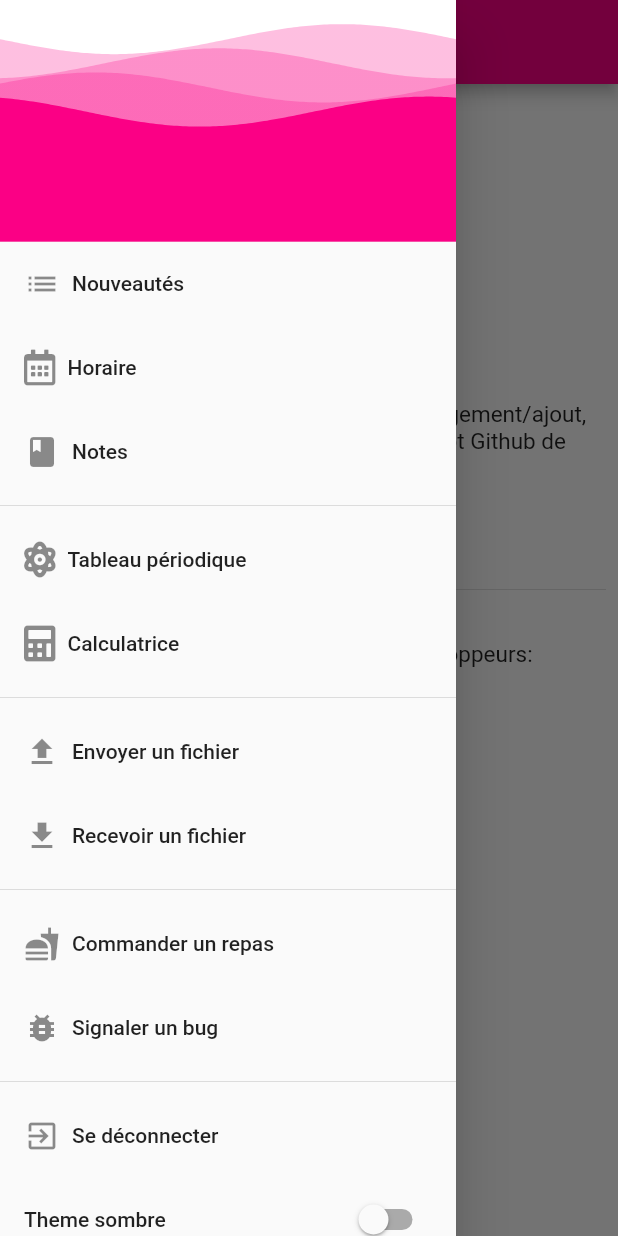
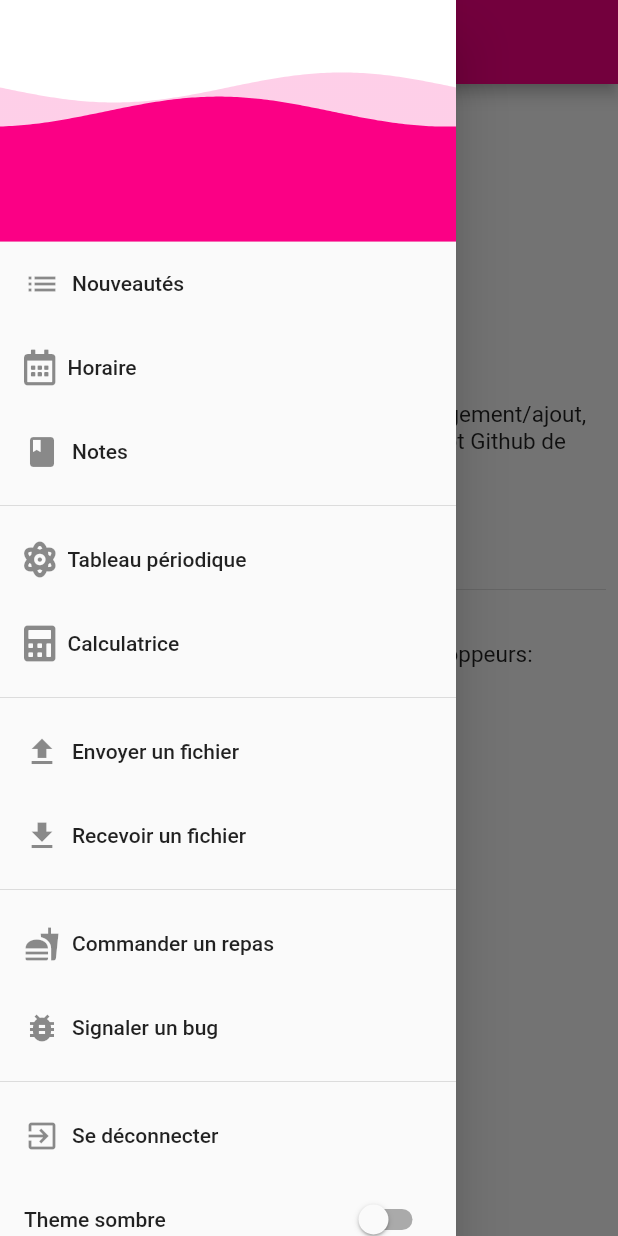
Before and after one commit to Wylarel/WahaApplication, a Flutter app: the BugreportPage screen opened by its route, with the side drawer open, on a phone screen of 412 x 824 dp. Run offline on Flutter 3.47's test engine with Material 2 defaults, Android fonts, the phone set to English and light mode, and no system bars; drawn by our look-alikes of wave; our stand-ins replace adaptive_theme, awesome_dialog, cloud_firestore, confetti, dotted_border, file_picker and 9 more; missing offline and left inert: clipboard, clippy, dart:html, firebase, flutter_dropzone, flutter_simple_calculator; accounts and stored records are empty.

Commit message:
Change waves speed

```diff
--- a/lib/widget/drawer.dart
+++ b/lib/widget/drawer.dart
@@ -124,13 +124,11 @@ class _AppDrawerState extends State<AppDrawer> {
           WaveWidget(
             config: CustomConfig(
               gradients: [
-                [Color(0x40FB0085), Color(0x40FB0085)],
-                [Color(0x40FB0085), Color(0x40FB0085)],
-                [Color(0x40FB0085), Color(0x40FB0085)],
+                [Color(0x30FB0085), Color(0x30FB0085)],
                 [Color(0xFFFB0085), Color(0xFFFB0085)]
               ],
-              durations: [35000, 19440, 10800, 6000],
-              heightPercentages: [0.1, 0.2, 0.3, 0.4],
+              durations: [21600, 12000],
+              heightPercentages: [0.3, 0.4],
               blur: MaskFilter.blur(BlurStyle.solid, 1),
               gradientBegin: Alignment.bottomLeft,
               gradientEnd: Alignment.topRight,
```
